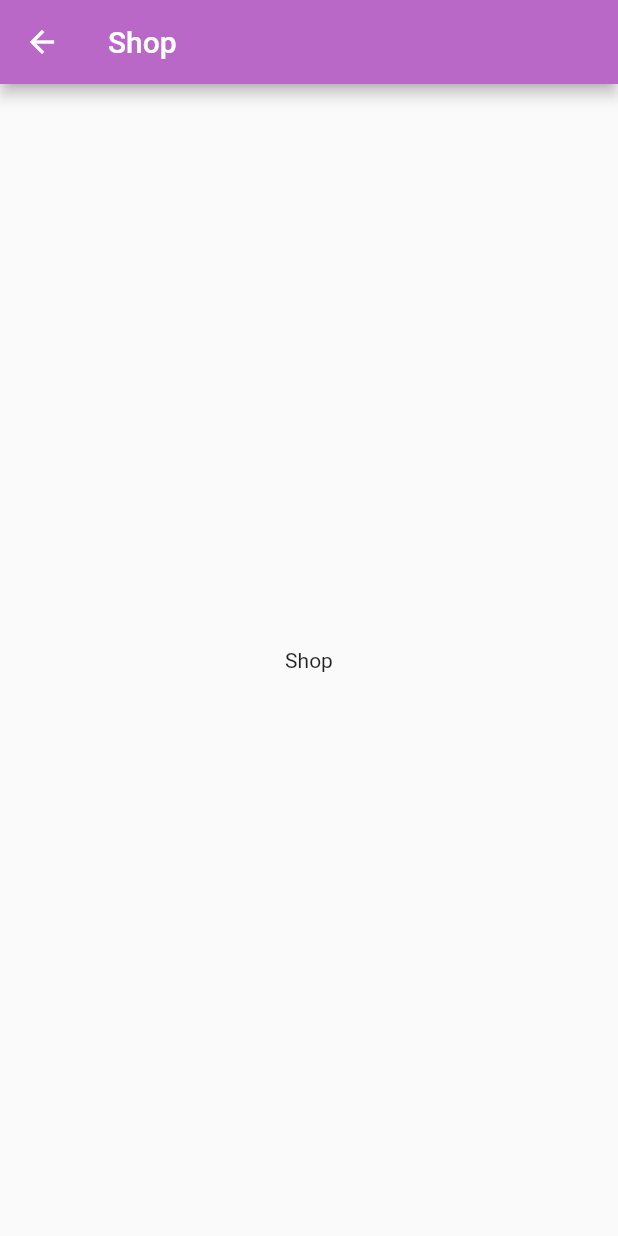
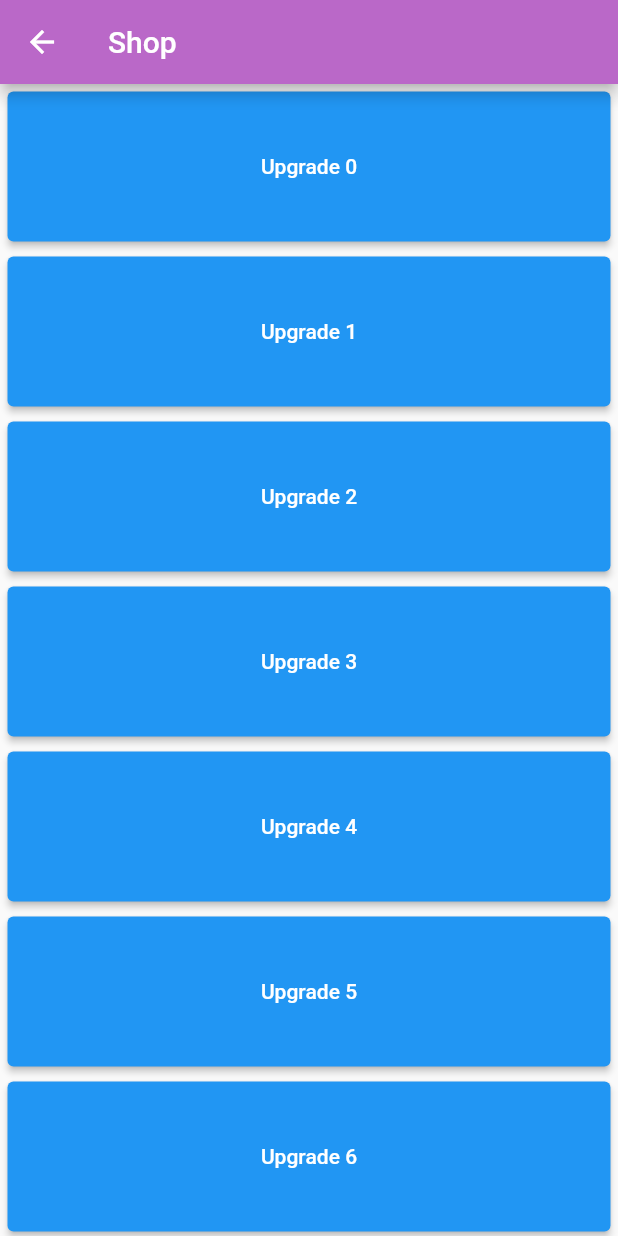
Before and after one commit to GlitchAmbush/mobile_proj, a Flutter app: the ShopPage screen opened directly, on a phone screen of 412 x 824 dp. Run offline on Flutter 3.47's test engine with Material 2 defaults, Android fonts, the phone set to English and light mode, and no system bars.

Commit message:
shop page has items

```diff
--- a/lib/screens/shop_page.dart
+++ b/lib/screens/shop_page.dart
@@ -1,8 +1,14 @@
 import 'package:flutter/material.dart';
 
-class ShopPage extends StatelessWidget {
+class ShopPage extends StatefulWidget {
   const ShopPage({Key? key}) : super(key: key);
 
+  @override
+  State<ShopPage> createState() => _ShopPageState();
+}
+
+class _ShopPageState extends State<ShopPage> {
+  final ScrollController _firstController = ScrollController();
   @override
   Widget build(BuildContext context) {
     return Scaffold(
@@ -10,8 +16,18 @@ class ShopPage extends StatelessWidget {
           backgroundColor: Colors.purple[300],
           title: const Text('Shop'),
         ),
-        body: const Center(
-          child: Text('Shop'),
-        ));
+        body: ListView.builder(
+            controller: _firstController,
+            itemCount: 15,
+            itemBuilder: (BuildContext context, int index) {
+              return Padding(
+                padding: const EdgeInsets.all(5.0),
+                child: ElevatedButton(
+                    style: ElevatedButton.styleFrom(
+                        minimumSize: const Size.fromHeight(100)),
+                    onPressed: () {},
+                    child: Text('Upgrade $index')),
+              );
+            }));
   }
 }
```
